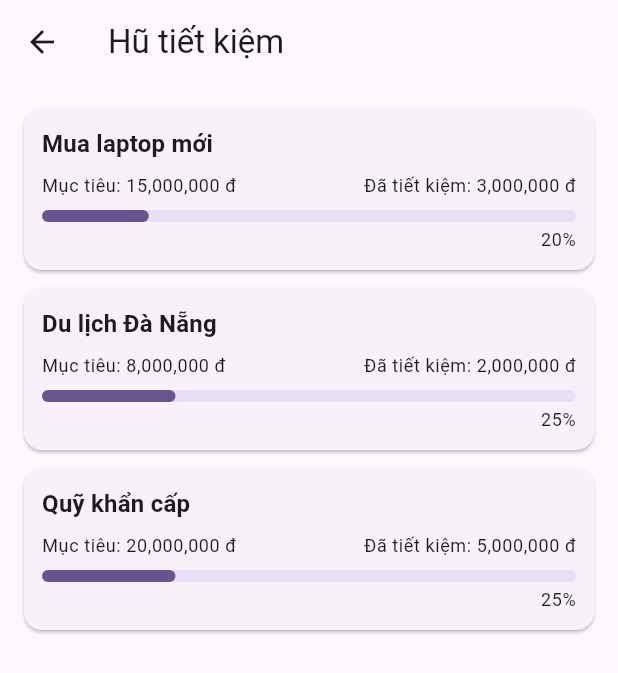
After one commit to huynq2004/FinPal, a Flutter app: the SavingsGoalsScreen screen opened directly, on a phone screen of 412 x 824 dp. The commit adds this screen. Shown: the top 673 px of the screen. Run offline on Flutter 3.47's test engine with Material 3 defaults, Android fonts, the phone set to English and light mode, and no system bars; our stand-ins replace sqflite; accounts and stored records are empty.

Commit message:
S1-C[2,3,4] Feature/transaction viewmodels (#2)
* Update issue templates

* feat(models): Định nghĩa model Budget và SavingGoal

* feat(ai-coach)- Tạo UI skeleton cho màn Trợ lý AI (AI Coach)

* feat(saving-goals): Tạo UI skeleton cho màn Hũ tiết kiệm (Savings Goals)

---------

Co-authored-by: Nguyen Huy <68539896+huynq2004@users.noreply.github.com>

```diff
--- /dev/null
+++ b/lib/domain/models/saving_goal.dart
@@ -0,0 +1,57 @@
+class SavingGoal {
+  final int? id;
+  final String name;
+  final int targetAmount; // mục tiêu: VND
+  final int currentSaved; // đã tiết kiệm: VND
+  final DateTime deadline; // hạn đạt mục tiêu
+  final DateTime createdAt; // ngày tạo hũ
+
+  const SavingGoal({
+    this.id,
+    required this.name,
+    required this.targetAmount,
+    required this.currentSaved,
+    required this.deadline,
+    required this.createdAt,
+  });
+
+  SavingGoal copyWith({
+    int? id,
+    String? name,
+    int? targetAmount,
+    int? currentSaved,
+    DateTime? deadline,
+    DateTime? createdAt,
+  }) {
+    return SavingGoal(
+      id: id ?? this.id,
+      name: name ?? this.name,
+      targetAmount: targetAmount ?? this.targetAmount,
+      currentSaved: currentSaved ?? this.currentSaved,
+      deadline: deadline ?? this.deadline,
+      createdAt: createdAt ?? this.createdAt,
+    );
+  }
+
+  factory SavingGoal.fromMap(Map<String, dynamic> map) {
+    return SavingGoal(
+      id: map['id'] as int?,
+      name: map['name'] as String,
+      targetAmount: map['target_amount'] as int,
+      currentSaved: map['current_saved'] as int,
+      deadline: DateTime.parse(map['deadline'] as String),
+      createdAt: DateTime.parse(map['created_at'] as String),
+    );
+  }
+
+  Map<String, dynamic> toMap() {
+    return {
+      'id': id,
+      'name': name,
+      'target_amount': targetAmount,
+      'current_saved': currentSaved,
+      'deadline': deadline.toIso8601String(),
+      'created_at': createdAt.toIso8601String(),
+    };
+  }
+}
--- /dev/null
+++ b/lib/ui/screens/savings_goals_screen.dart
@@ -0,0 +1,97 @@
+// lib/ui/screens/savings_goals_screen.dart
+
+import 'package:flutter/material.dart';
+import 'package:provider/provider.dart';
+import 'package:finpal/ui/viewmodels/savings_goals_viewmodel.dart';
+import 'package:finpal/domain/models/saving_goal.dart';
+
+class SavingsGoalsScreen extends StatelessWidget {
+  const SavingsGoalsScreen({super.key});
+
+  String _formatCurrency(int value) {
+    // đơn giản: 1500000 -> "1,500,000 đ"
+    final str = value.toString();
+    final buffer = StringBuffer();
+    for (int i = 0; i < str.length; i++) {
+      final reverseIndex = str.length - i - 1;
+      buffer.write(str[reverseIndex]);
+
+      if ((i + 1) % 3 == 0 && i + 1 != str.length) {
+        buffer.write(',');
+      }
+    }
+    final formatted = buffer.toString().split('').reversed.join('');
+    return '$formatted đ';
+  }
+
+  @override
+  Widget build(BuildContext context) {
+    return ChangeNotifierProvider(
+      create: (_) => SavingsGoalsViewModel(),
+      child: Scaffold(
+        appBar: AppBar(title: const Text('Hũ tiết kiệm')),
+        body: Consumer<SavingsGoalsViewModel>(
+          builder: (context, vm, child) {
+            if (vm.goals.isEmpty) {
+              return const Center(child: Text('Chưa có hũ tiết kiệm nào.'));
+            }
+
+            return ListView.builder(
+              padding: const EdgeInsets.all(16),
+              itemCount: vm.goals.length,
+              itemBuilder: (context, index) {
+                final goal = vm.goals[index];
+                final progress = vm.calculateProgress(goal);
+
+                return Card(
+                  margin: const EdgeInsets.only(bottom: 12),
+                  child: Padding(
+                    padding: const EdgeInsets.all(12.0),
+                    child: Column(
+                      crossAxisAlignment: CrossAxisAlignment.start,
+                      children: [
+                        Text(
+                          goal.name,
+                          style: Theme.of(context).textTheme.titleMedium
+                              ?.copyWith(fontWeight: FontWeight.bold),
+                        ),
+                        const SizedBox(height: 8),
+                        Row(
+                          mainAxisAlignment: MainAxisAlignment.spaceBetween,
+                          children: [
+                            Text(
+                              'Mục tiêu: ${_formatCurrency(goal.targetAmount)}',
+                              style: Theme.of(context).textTheme.bodySmall,
+                            ),
+                            Text(
+                              'Đã tiết kiệm: ${_formatCurrency(goal.currentSaved)}',
+                              style: Theme.of(context).textTheme.bodySmall,
+                            ),
+                          ],
+                        ),
+                        const SizedBox(height: 8),
+                        LinearProgressIndicator(
+                          value: progress,
+                          minHeight: 8,
+                          borderRadius: BorderRadius.circular(4),
+                        ),
+                        const SizedBox(height: 4),
+                        Align(
+                          alignment: Alignment.centerRight,
+                          child: Text(
+                            '${(progress * 100).toStringAsFixed(0)}%',
+                            style: Theme.of(context).textTheme.bodySmall,
+                          ),
+                        ),
+                      ],
+                    ),
+                  ),
+                );
+              },
+            );
+          },
+        ),
+      ),
+    );
+  }
+}
--- /dev/null
+++ b/lib/ui/viewmodels/savings_goals_viewmodel.dart
@@ -0,0 +1,53 @@
+// lib/ui/viewmodels/savings_goals_viewmodel.dart
+
+import 'package:flutter/foundation.dart';
+import 'package:finpal/domain/models/saving_goal.dart';
+
+class SavingsGoalsViewModel extends ChangeNotifier {
+  List<SavingGoal> _goals = [];
+
+  List<SavingGoal> get goals => _goals;
+
+  SavingsGoalsViewModel() {
+    _loadDummyGoals();
+  }
+
+  void _loadDummyGoals() {
+    _goals = [
+      SavingGoal(
+        id: 1,
+        name: 'Mua laptop mới',
+        targetAmount: 15000000,
+        currentSaved: 3000000,
+        deadline: DateTime.now().add(const Duration(days: 120)),
+        createdAt: DateTime.now().subtract(const Duration(days: 10)),
+      ),
+      SavingGoal(
+        id: 2,
+        name: 'Du lịch Đà Nẵng',
+        targetAmount: 8000000,
+        currentSaved: 2000000,
+        deadline: DateTime.now().add(const Duration(days: 90)),
+        createdAt: DateTime.now().subtract(const Duration(days: 5)),
+      ),
+      SavingGoal(
+        id: 3,
+        name: 'Quỹ khẩn cấp',
+        targetAmount: 20000000,
+        currentSaved: 5000000,
+        deadline: DateTime.now().add(const Duration(days: 365)),
+        createdAt: DateTime.now().subtract(const Duration(days: 30)),
+      ),
+    ];
+
+    notifyListeners();
+  }
+
+  double calculateProgress(SavingGoal goal) {
+    if (goal.targetAmount <= 0) return 0;
+    final p = goal.currentSaved / goal.targetAmount;
+    if (p < 0) return 0;
+    if (p > 1) return 1;
+    return p;
+  }
+}
--- a/pubspec.yaml
+++ b/pubspec.yaml
@@ -2,7 +2,7 @@ name: finpal
 description: "A new Flutter project."
 # The following line prevents the package from being accidentally published to
 # pub.dev using `flutter pub publish`. This is preferred for private packages.
-publish_to: 'none' # Remove this line if you wish to publish to pub.dev
+publish_to: "none" # Remove this line if you wish to publish to pub.dev
 
 # The following defines the version and build number for your application.
 # A version number is three numbers separated by dots, like 1.2.43
@@ -54,7 +54,6 @@ dev_dependencies:
 
 # The following section is specific to Flutter packages.
 flutter:
-
   # The following line ensures that the Material Icons font is
   # included with your application, so that you can use the icons in
   # the material Icons class.
```
Also changed, not shown: lib/domain/models/budget.dart (added, +51 -0 lines), lib/domain/models/coach_message.dart (added, +15 -0 lines), lib/ui/screens/ai_coach_screen.dart (added, +91 -0 lines), lib/ui/viewmodels/ai_coach_viewmodel.dart (added, +40 -0 lines), lib/main.dart (indentation only).
